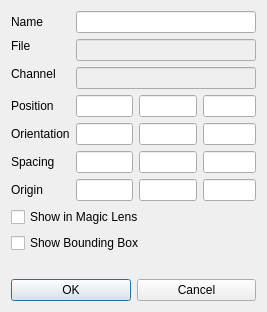
3dct/open_iA, file core/src/modalityProperties.ui: the form before one commit.
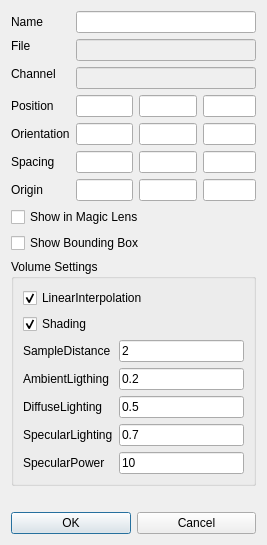
The form after the commit.

Commit message: volume settings editing now available for each modality

The edit to the form file:
```diff
--- a/core/src/modalityProperties.ui
+++ b/core/src/modalityProperties.ui
@@ -7,7 +7,7 @@
     <x>0</x>
     <y>0</y>
     <width>267</width>
-    <height>269</height>
+    <height>534</height>
    </rect>
   </property>
   <property name="windowTitle">
@@ -154,6 +154,109 @@
      </property>
     </widget>
    </item>
+   <item>
+    <widget class="QGroupBox" name="groupBox">
+     <property name="title">
+      <string>Volume Settings</string>
+     </property>
+     <layout class="QVBoxLayout" name="verticalLayout_2">
+      <item>
+       <widget class="QCheckBox" name="cb_LinearInterpolation">
+        <property name="text">
+         <string>LinearInterpolation</string>
+        </property>
+        <property name="checked">
+         <bool>true</bool>
+        </property>
+       </widget>
+      </item>
+      <item>
+       <widget class="QCheckBox" name="cb_Shading">
+        <property name="text">
+         <string>Shading</string>
+        </property>
+        <property name="checked">
+         <bool>true</bool>
+        </property>
+       </widget>
+      </item>
+      <item>
+       <layout class="QGridLayout" name="gridLayout">
+        <item row="5" column="1">
+         <widget class="QLineEdit" name="ed_SpecularLighting">
+          <property name="text">
+           <string>0.7</string>
+          </property>
+         </widget>
+        </item>
+        <item row="6" column="0">
+         <widget class="QLabel" name="lbl_SpecularPower">
+          <property name="text">
+           <string>SpecularPower</string>
+          </property>
+         </widget>
+        </item>
+        <item row="4" column="1">
+         <widget class="QLineEdit" name="ed_DiffuseLighting">
+          <property name="text">
+           <string>0.5</string>
+          </property>
+         </widget>
+        </item>
+        <item row="3" column="1">
+         <widget class="QLineEdit" name="ed_AmbientLighting">
+          <property name="text">
+           <string>0.2</string>
+          </property>
+         </widget>
+        </item>
+        <item row="4" column="0">
+         <widget class="QLabel" name="lbl_DiffuseLighting">
+          <property name="text">
+           <string>DiffuseLighting</string>
+          </property>
+         </widget>
+        </item>
+        <item row="5" column="0">
+         <widget class="QLabel" name="lbl_SpecularLighting">
+          <property name="text">
+           <string>SpecularLighting</string>
+          </property>
+         </widget>
+        </item>
+        <item row="6" column="1">
+         <widget class="QLineEdit" name="ed_SpecularPower">
+          <property name="text">
+           <string>10</string>
+          </property>
+         </widget>
+        </item>
+        <item row="3" column="0">
+         <widget class="QLabel" name="lbl_AmbientLighting">
+          <property name="text">
+           <string>AmbientLigthing</string>
+          </property>
+         </widget>
+        </item>
+        <item row="2" column="0">
+         <widget class="QLabel" name="lbl_SampleDistance">
+          <property name="text">
+           <string>SampleDistance</string>
+          </property>
+         </widget>
+        </item>
+        <item row="2" column="1">
+         <widget class="QLineEdit" name="ed_SampleDistance">
+          <property name="text">
+           <string>2</string>
+          </property>
+         </widget>
+        </item>
+       </layout>
+      </item>
+     </layout>
+    </widget>
+   </item>
    <item>
     <widget class="QLabel" name="lbError">
      <property name="text">
@@ -163,6 +266,12 @@
    </item>
    <item>
     <widget class="QWidget" name="buttonWidget" native="true">
+     <property name="sizePolicy">
+      <sizepolicy hsizetype="Preferred" vsizetype="Fixed">
+       <horstretch>0</horstretch>
+       <verstretch>0</verstretch>
+      </sizepolicy>
+     </property>
      <layout class="QHBoxLayout" name="horizontalLayout_2">
       <property name="leftMargin">
        <number>0</number>
```
The commit also changes 12 other files.
